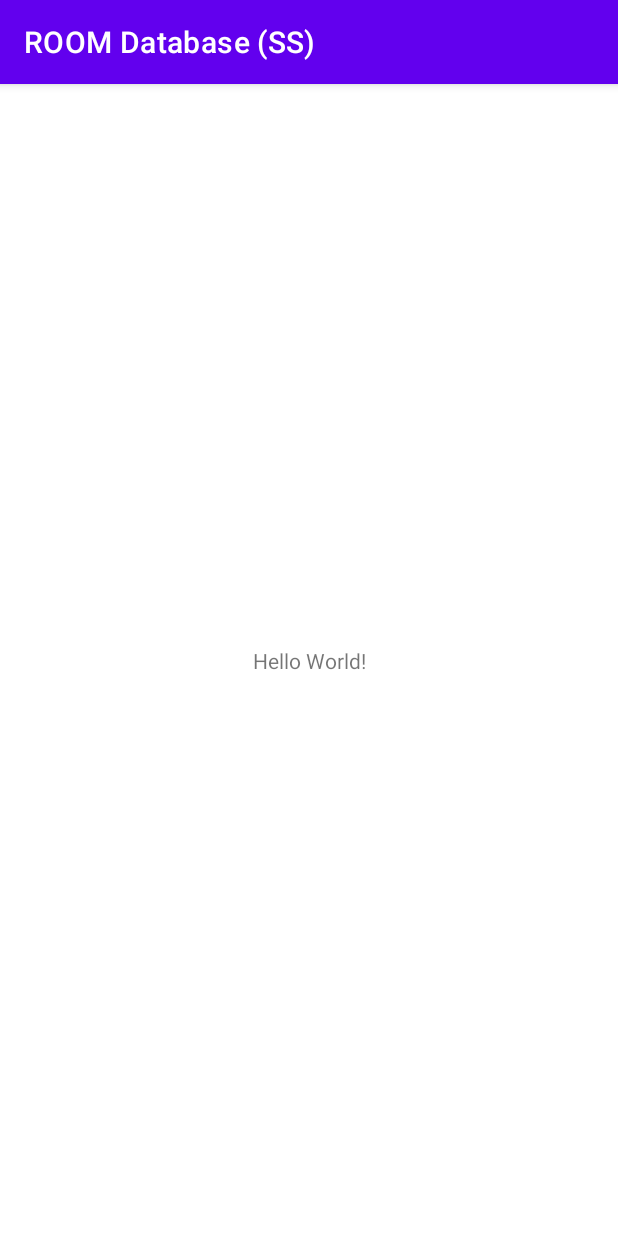
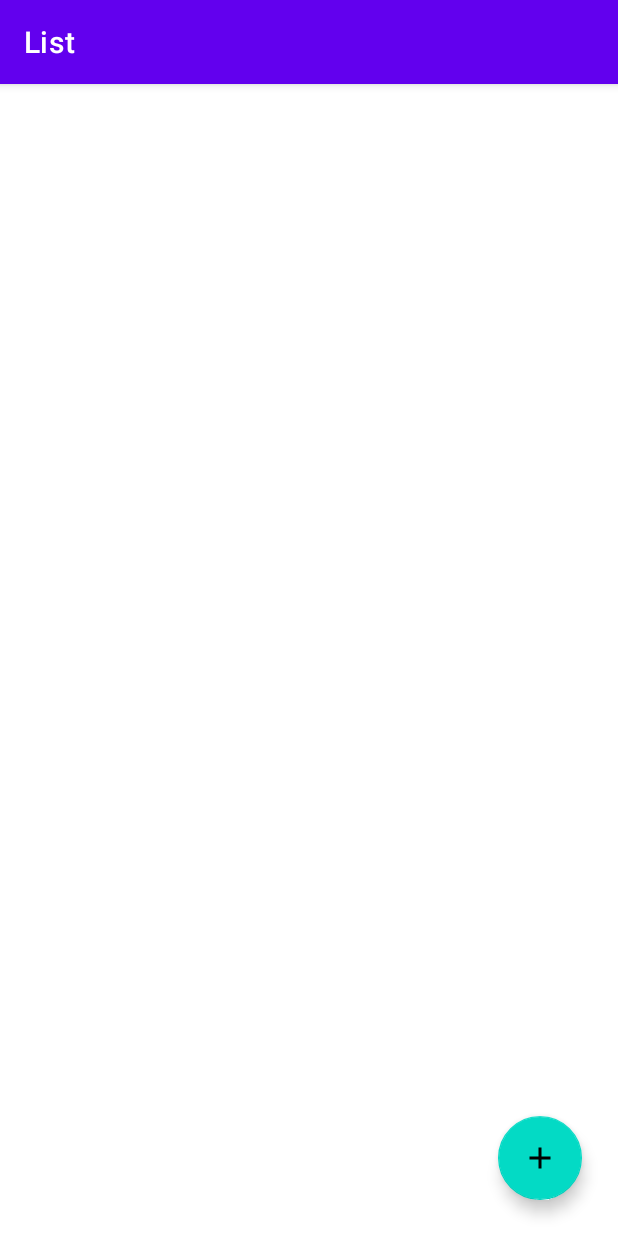
Before and after one commit to judahben149/ROOM_Database_SS, an Android app: the screen it shows after launch (MainActivity), on a phone screen of 412 x 824 dp. Run offline under Robolectric (Android 15) with nearby library versions, the phone set to English and light mode, and no system bars; our stand-ins replace navigation-ui.

Commit message:
ch - added database repository and view model also added list fragment to add fragment navigation

```diff
--- a/app/build.gradle
+++ b/app/build.gradle
@@ -4,7 +4,6 @@ plugins {
     id 'kotlin-android-extensions'
     id 'kotlin-kapt'
     id 'androidx.navigation.safeargs.kotlin'
-
 }
 
 android {
@@ -41,6 +40,7 @@ dependencies {
     implementation 'androidx.appcompat:appcompat:1.3.1'
     implementation 'com.google.android.material:material:1.4.0'
     implementation 'androidx.constraintlayout:constraintlayout:2.1.1'
+    implementation 'androidx.legacy:legacy-support-v4:1.0.0'
     testImplementation 'junit:junit:4.+'
     androidTestImplementation 'androidx.test.ext:junit:1.1.3'
     androidTestImplementation 'androidx.test.espresso:espresso-core:3.4.0'
--- a/app/src/main/java/com/example/roomdatabasess/MainActivity.kt
+++ b/app/src/main/java/com/example/roomdatabasess/MainActivity.kt
@@ -2,10 +2,27 @@ package com.example.roomdatabasess
 
 import androidx.appcompat.app.AppCompatActivity
 import android.os.Bundle
+import androidx.navigation.NavController
+import androidx.navigation.findNavController
+import androidx.navigation.fragment.NavHostFragment
+import androidx.navigation.ui.setupActionBarWithNavController
 
 class MainActivity : AppCompatActivity() {
+
+    private lateinit var navHostFragment: NavHostFragment
+    private lateinit var navController: NavController
+
     override fun onCreate(savedInstanceState: Bundle?) {
         super.onCreate(savedInstanceState)
         setContentView(R.layout.activity_main)
+
+        navHostFragment = supportFragmentManager.findFragmentById(R.id.fragmentContainerView) as NavHostFragment
+        navController = navHostFragment.navController
+
+        setupActionBarWithNavController(navController)
+    }
+
+    override fun onSupportNavigateUp(): Boolean {
+        return navController.navigateUp() || super.onSupportNavigateUp()
     }
 }
--- a/app/src/main/java/com/example/roomdatabasess/data/User.kt
+++ b/app/src/main/java/com/example/roomdatabasess/data/User.kt
@@ -6,7 +6,7 @@ import androidx.room.PrimaryKey
 @Entity(tableName = "user_table")
 data class User (
     @PrimaryKey(autoGenerate = true)
-    val id: Int,
+    var id: Int,
     val firstName: String,
     val lastName: String,
     val age: Int
--- a/app/src/main/java/com/example/roomdatabasess/data/UserDao.kt
+++ b/app/src/main/java/com/example/roomdatabasess/data/UserDao.kt
@@ -9,7 +9,7 @@ import androidx.room.Query
 @Dao
 interface UserDao {
     @Insert(onConflict = OnConflictStrategy.IGNORE)
-    fun addUser(user: User)
+    suspend fun addUser(user: User)
 
     @Query("SELECT * FROM user_table ORDER BY id ASC")
     fun readAllData(): LiveData<List<User>>
--- a/app/src/main/java/com/example/roomdatabasess/data/UserRepository.kt
+++ b/app/src/main/java/com/example/roomdatabasess/data/UserRepository.kt
@@ -6,7 +6,7 @@ class UserRepository(private val userDao: UserDao) {
 
     val readAllData: LiveData<List<User>> = userDao.readAllData()
 
-    fun addUser(user: User) {
-        userDao.addUser()
+    suspend fun addUser(user: User) {
+        userDao.addUser(user)
     }
 }
--- /dev/null
+++ b/app/src/main/java/com/example/roomdatabasess/fragments/list/ListFragment.kt
@@ -0,0 +1,28 @@
+package com.example.roomdatabasess.fragments.list
+
+import android.os.Bundle
+import androidx.fragment.app.Fragment
+import android.view.LayoutInflater
+import android.view.View
+import android.view.ViewGroup
+import androidx.navigation.fragment.findNavController
+import com.example.roomdatabasess.R
+import kotlinx.android.synthetic.main.fragment_list.view.*
+
+
+class ListFragment : Fragment() {
+
+    override fun onCreateView(
+        inflater: LayoutInflater, container: ViewGroup?,
+        savedInstanceState: Bundle?
+    ): View? {
+
+        val view = inflater.inflate(R.layout.fragment_list, container, false)
+
+        view.floatingActionButton.setOnClickListener {
+            findNavController().navigate(R.id.action_listFragment_to_addFragment)
+        }
+        return view
+    }
+
+}
--- /dev/null
+++ b/app/src/main/res/drawable/ic_add.xml
@@ -0,0 +1,10 @@
+<vector xmlns:android="http://schemas.android.com/apk/res/android"
+    android:width="24dp"
+    android:height="24dp"
+    android:viewportWidth="24"
+    android:viewportHeight="24"
+    android:tint="?attr/colorControlNormal">
+  <path
+      android:fillColor="@android:color/white"
+      android:pathData="M19,13h-6v6h-2v-6H5v-2h6V5h2v6h6v2z"/>
+</vector>
--- a/app/src/main/res/layout/activity_main.xml
+++ b/app/src/main/res/layout/activity_main.xml
@@ -6,13 +6,16 @@
     android:layout_height="match_parent"
     tools:context=".MainActivity">
 
-    <TextView
-        android:layout_width="wrap_content"
-        android:layout_height="wrap_content"
-        android:text="Hello World!"
+
+    <androidx.fragment.app.FragmentContainerView
+        android:id="@+id/fragmentContainerView"
+        android:name="androidx.navigation.fragment.NavHostFragment"
+        android:layout_width="0dp"
+        android:layout_height="0dp"
+        app:defaultNavHost="true"
+        app:layout_constraintEnd_toEndOf="parent"
+        app:layout_constraintStart_toStartOf="parent"
+        app:layout_constraintTop_toTopOf="parent"
         app:layout_constraintBottom_toBottomOf="parent"
-        app:layout_constraintLeft_toLeftOf="parent"
-        app:layout_constraintRight_toRightOf="parent"
-        app:layout_constraintTop_toTopOf="parent" />
-
+        app:navGraph="@navigation/my_nav" />
 </androidx.constraintlayout.widget.ConstraintLayout>
--- /dev/null
+++ b/app/src/main/res/layout/fragment_list.xml
@@ -0,0 +1,33 @@
+<?xml version="1.0" encoding="utf-8"?>
+<androidx.constraintlayout.widget.ConstraintLayout xmlns:android="http://schemas.android.com/apk/res/android"
+    xmlns:app="http://schemas.android.com/apk/res-auto"
+    xmlns:tools="http://schemas.android.com/tools"
+    android:layout_width="match_parent"
+    android:layout_height="match_parent"
+    tools:context=".fragments.list.ListFragment">
+
+
+    <androidx.recyclerview.widget.RecyclerView
+        android:id="@+id/rvList"
+        android:layout_width="409dp"
+        android:layout_height="729dp"
+        app:layout_constraintBottom_toBottomOf="parent"
+        app:layout_constraintEnd_toEndOf="parent"
+        app:layout_constraintStart_toStartOf="parent"
+        app:layout_constraintTop_toTopOf="parent" />
+
+    <com.google.android.material.floatingactionbutton.FloatingActionButton
+        android:id="@+id/floatingActionButton"
+        android:layout_width="wrap_content"
+        android:layout_height="wrap_content"
+        android:layout_marginEnd="24dp"
+        android:layout_marginBottom="24dp"
+        android:clickable="true"
+        android:focusable="true"
+        android:src="@drawable/ic_add"
+        android:tint="@color/white"
+        app:layout_constraintBottom_toBottomOf="parent"
+        app:layout_constraintEnd_toEndOf="parent"
+        tools:ignore="SpeakableTextPresentCheck" />
+
+</androidx.constraintlayout.widget.ConstraintLayout>
--- /dev/null
+++ b/app/src/main/res/navigation/my_nav.xml
@@ -0,0 +1,26 @@
+<?xml version="1.0" encoding="utf-8"?>
+<navigation xmlns:android="http://schemas.android.com/apk/res/android"
+    xmlns:app="http://schemas.android.com/apk/res-auto"
+    xmlns:tools="http://schemas.android.com/tools"
+    android:id="@+id/my_nav"
+    app:startDestination="@id/listFragment">
+
+    <fragment
+        android:id="@+id/listFragment"
+        android:name="com.example.roomdatabasess.fragments.list.ListFragment"
+        android:label="List"
+        tools:layout="@layout/fragment_list" >
+        <action
+            android:id="@+id/action_listFragment_to_addFragment"
+            app:destination="@id/addFragment" />
+    </fragment>
+    <fragment
+        android:id="@+id/addFragment"
+        android:name="com.example.roomdatabasess.fragments.add.AddFragment"
+        android:label="Add"
+        tools:layout="@layout/fragment_add" >
+        <action
+            android:id="@+id/action_addFragment_to_listFragment"
+            app:destination="@id/listFragment" />
+    </fragment>
+</navigation>
--- /dev/null
+++ b/app/src/main/res/values-night/strings.xml
@@ -0,0 +1,6 @@
+<?xml version="1.0" encoding="utf-8"?>
+<resources>
+    <string name="first_name">First Name</string>
+    <string name="last_name">Last Name</string>
+    <string name="age">Age</string>
+</resources>
--- a/app/src/main/res/values/strings.xml
+++ b/app/src/main/res/values/strings.xml
@@ -1,3 +1,8 @@
 <resources>
     <string name="app_name">ROOM Database (SS)</string>
+    <!-- TODO: Remove or change this placeholder text -->
+    <string name="hello_blank_fragment">Hello blank fragment</string>
+    <string name="first_name">First Name</string>
+    <string name="last_name">Last Name</string>
+    <string name="age">Age</string>
 </resources>
--- a/gradle.properties
+++ b/gradle.properties
@@ -19,3 +19,5 @@ android.useAndroidX=true
 android.enableJetifier=true
 # Kotlin code style for this project: "official" or "obsolete":
 kotlin.code.style=official
+kapt.use.worker.api=false
+kapt.incremental.apt=false
```
Also changed, not shown: app/src/main/java/com/example/roomdatabasess/data/UserViewModel.kt (added, +26 -0 lines), app/src/main/java/com/example/roomdatabasess/fragments/add/AddFragment.kt (added, +59 -0 lines), app/src/main/res/layout/fragment_add.xml (added, +57 -0 lines).
